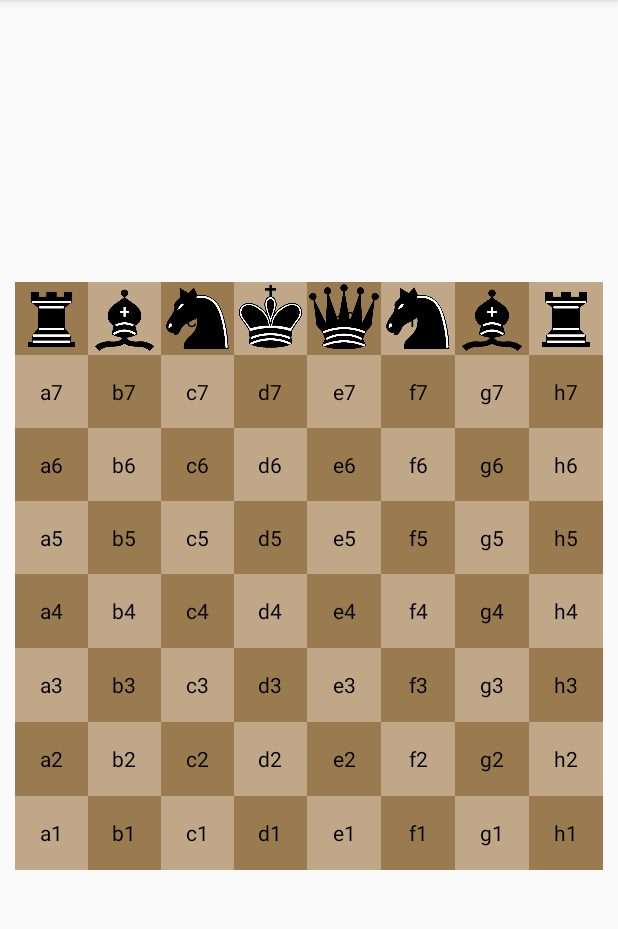
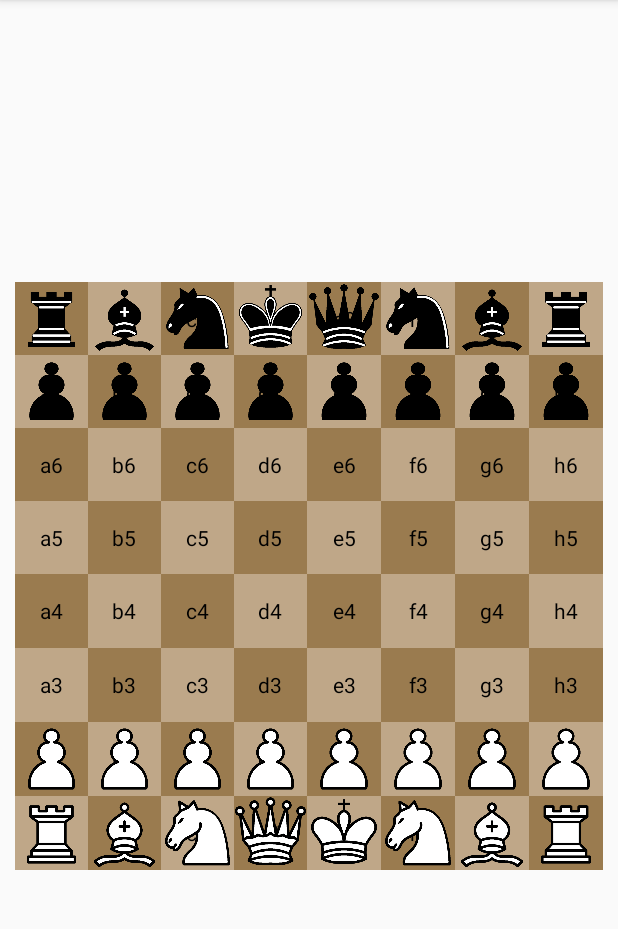
Before and after one commit to ys05143/21.01.13_ChessGame, an Android app: the screen it shows after launch (MainActivity), after a tap on an icon or button, on a phone screen of 412 x 824 dp, the part 84-1013 px from its top. Run offline under Robolectric (Android 15) with nearby library versions, the phone set to English and light mode, and no system bars.

Commit message:
버튼 좌표 구하기

```diff
--- a/app/src/main/java/com/example/chessgame/MainActivity.java
+++ b/app/src/main/java/com/example/chessgame/MainActivity.java
@@ -4,21 +4,52 @@ import androidx.appcompat.app.AppCompatActivity;
 
 import android.os.Bundle;
 import android.view.View;
+import android.widget.Button;
 import android.widget.ImageView;
 import android.widget.Toast;
 
 public class MainActivity extends AppCompatActivity {
 
+    static int from_x; static int from_y; static int to_x; static int to_y;
+
     @Override
     protected void onCreate(Bundle savedInstanceState) {
         super.onCreate(savedInstanceState);
         setContentView(R.layout.activity_main);
+        iconListener1 i1=new iconListener1(); //listener 객체 생성
+        iconListener2 i2=new iconListener2();
+
+        Button a1_b=(Button)findViewById(R.id.a1_b);
+        a1_b.setOnClickListener(i1); //위젯에 등록
+        Button a2_b=(Button)findViewById(R.id.a2_b);
+        a2_b.setOnClickListener(i2);
+
     }
-    public void onButtonClicked(View v){
+
+    public void onButtonClicked(View v){//click 하면 toast 메세지 띄우는 함수
         Toast.makeText(this, "hello", Toast.LENGTH_SHORT).show();
     }
 
+    class iconListener1 implements View.OnClickListener{ //listener 클래스 정의
+        public void onClick(View v){
+            int [] blocation=new int[2];
+            v.getLocationOnScreen(blocation);
+            from_x=blocation[0]; from_y=blocation[1];
+            String s=Integer.toString(blocation[1]);
+            Toast.makeText(MainActivity.this,s,Toast.LENGTH_SHORT).show();
+
+        }
+    }
+    class iconListener2 implements View.OnClickListener{ //listener 클래스 정의
+        public void onClick(View v){
+            int [] blocation=new int[2];
+            v.getLocationOnScreen(blocation);
+            to_x=blocation[0]; to_y=blocation[1];
+            String s=Integer.toString(blocation[1]);
+            Toast.makeText(MainActivity.this,s,Toast.LENGTH_SHORT).show();
+
+        }
+    }
 
 
-
-    }
+}
--- a/app/src/main/res/layout/activity_main.xml
+++ b/app/src/main/res/layout/activity_main.xml
@@ -823,6 +823,7 @@
                 android:layout_height="match_parent"
                 android:layout_weight="1"
                 android:background="#00ff0000"
+                android:foreground="@drawable/pawn_b"
                 android:onClick="onButtonClicked" />
 
             <Button
@@ -831,6 +832,7 @@
                 android:layout_height="match_parent"
                 android:layout_weight="1"
                 android:background="#00ff0000"
+                android:foreground="@drawable/pawn_b"
                 android:onClick="onButtonClicked" />
 
             <Button
@@ -839,6 +841,7 @@
                 android:layout_height="match_parent"
                 android:layout_weight="1"
                 android:background="#00ff0000"
+                android:foreground="@drawable/pawn_b"
                 android:onClick="onButtonClicked" />
 
             <Button
@@ -847,6 +850,7 @@
                 android:layout_height="match_parent"
                 android:layout_weight="1"
                 android:background="#00ff0000"
+                android:foreground="@drawable/pawn_b"
                 android:onClick="onButtonClicked" />
 
             <Button
@@ -855,6 +859,7 @@
                 android:layout_height="match_parent"
                 android:layout_weight="1"
                 android:background="#00ff0000"
+                android:foreground="@drawable/pawn_b"
                 android:onClick="onButtonClicked" />
 
             <Button
@@ -863,6 +868,7 @@
                 android:layout_height="match_parent"
                 android:layout_weight="1"
                 android:background="#00ff0000"
+                android:foreground="@drawable/pawn_b"
                 android:onClick="onButtonClicked" />
 
             <Button
@@ -871,6 +877,7 @@
                 android:layout_height="match_parent"
                 android:layout_weight="1"
                 android:background="#00ff0000"
+                android:foreground="@drawable/pawn_b"
                 android:onClick="onButtonClicked" />
 
             <Button
@@ -879,6 +886,7 @@
                 android:layout_height="match_parent"
                 android:layout_weight="1"
                 android:background="#00ff0000"
+                android:foreground="@drawable/pawn_b"
                 android:onClick="onButtonClicked" />
         </TableRow>
 
@@ -1173,6 +1181,7 @@
                 android:layout_height="match_parent"
                 android:layout_weight="1"
                 android:background="#00ff0000"
+                android:foreground="@drawable/pawn_w"
                 android:onClick="onButtonClicked" />
 
             <Button
@@ -1181,6 +1190,7 @@
                 android:layout_height="match_parent"
                 android:layout_weight="1"
                 android:background="#00ff0000"
+                android:foreground="@drawable/pawn_w"
                 android:onClick="onButtonClicked" />
 
             <Button
@@ -1189,6 +1199,7 @@
                 android:layout_height="match_parent"
                 android:layout_weight="1"
                 android:background="#00ff0000"
+                android:foreground="@drawable/pawn_w"
                 android:onClick="onButtonClicked" />
 
             <Button
@@ -1197,6 +1208,7 @@
                 android:layout_height="match_parent"
                 android:layout_weight="1"
                 android:background="#00ff0000"
+                android:foreground="@drawable/pawn_w"
                 android:onClick="onButtonClicked" />
 
             <Button
@@ -1205,6 +1217,7 @@
                 android:layout_height="match_parent"
                 android:layout_weight="1"
                 android:background="#00ff0000"
+                android:foreground="@drawable/pawn_w"
                 android:onClick="onButtonClicked" />
 
             <Button
@@ -1213,6 +1226,7 @@
                 android:layout_height="match_parent"
                 android:layout_weight="1"
                 android:background="#00ff0000"
+                android:foreground="@drawable/pawn_w"
                 android:onClick="onButtonClicked" />
 
             <Button
@@ -1221,6 +1235,7 @@
                 android:layout_height="match_parent"
                 android:layout_weight="1"
                 android:background="#00ff0000"
+                android:foreground="@drawable/pawn_w"
                 android:onClick="onButtonClicked" />
 
             <Button
@@ -1229,6 +1244,7 @@
                 android:layout_height="match_parent"
                 android:layout_weight="1"
                 android:background="#00ff0000"
+                android:foreground="@drawable/pawn_w"
                 android:onClick="onButtonClicked" />
         </TableRow>
 
@@ -1243,6 +1259,8 @@
                 android:layout_height="match_parent"
                 android:layout_weight="1"
                 android:background="#00ff0000"
+
+                android:foreground="@drawable/rook_w"
                 android:onClick="onButtonClicked" />
 
             <Button
@@ -1251,6 +1269,7 @@
                 android:layout_height="match_parent"
                 android:layout_weight="1"
                 android:background="#00ff0000"
+                android:foreground="@drawable/bishop_w"
                 android:onClick="onButtonClicked" />
 
             <Button
@@ -1259,6 +1278,7 @@
                 android:layout_height="match_parent"
                 android:layout_weight="1"
                 android:background="#00ff0000"
+                android:foreground="@drawable/knight_w"
                 android:onClick="onButtonClicked" />
 
             <Button
@@ -1267,6 +1287,7 @@
                 android:layout_height="match_parent"
                 android:layout_weight="1"
                 android:background="#00ff0000"
+                android:foreground="@drawable/queen_w"
                 android:onClick="onButtonClicked" />
 
             <Button
@@ -1275,6 +1296,7 @@
                 android:layout_height="match_parent"
                 android:layout_weight="1"
                 android:background="#00ff0000"
+                android:foreground="@drawable/king_w"
                 android:onClick="onButtonClicked" />
 
             <Button
@@ -1283,6 +1305,7 @@
                 android:layout_height="match_parent"
                 android:layout_weight="1"
                 android:background="#00ff0000"
+                android:foreground="@drawable/knight_w"
                 android:onClick="onButtonClicked" />
 
             <Button
@@ -1291,6 +1314,7 @@
                 android:layout_height="match_parent"
                 android:layout_weight="1"
                 android:background="#00ff0000"
+                android:foreground="@drawable/bishop_w"
                 android:onClick="onButtonClicked" />
 
             <Button
@@ -1299,6 +1323,7 @@
                 android:layout_height="match_parent"
                 android:layout_weight="1"
                 android:background="#00ff0000"
+                android:foreground="@drawable/rook_w"
                 android:onClick="onButtonClicked" />
         </TableRow>
 
```
